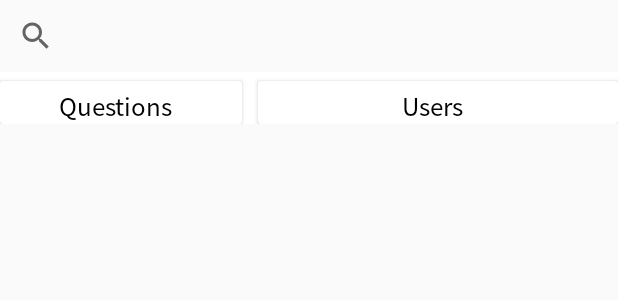
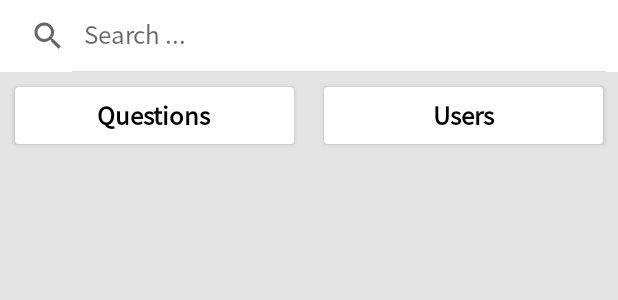
Before and after one commit to ETS-Android3/NQuire, an Android app: the layout activity_searchable.xml on its own in the app's theme, with its tools: preview values and no code run, on a phone screen of 412 x 824 dp. Shown: the top 300 px of the screen. Run offline under Robolectric (Android 15) with nearby library versions, the phone set to English and light mode, and no system bars.

Commit message:
Beta Version 0.3.0

```diff
--- a/app/src/main/res/layout/activity_searchable.xml
+++ b/app/src/main/res/layout/activity_searchable.xml
@@ -1,37 +1,36 @@
 <?xml version="1.0" encoding="utf-8"?>
-<androidx.appcompat.widget.LinearLayoutCompat xmlns:android="http://schemas.android.com/apk/res/android"
+<LinearLayout xmlns:android="http://schemas.android.com/apk/res/android"
     android:layout_width="match_parent"
     android:layout_height="match_parent"
     xmlns:app="http://schemas.android.com/apk/res-auto"
+    android:background="@color/light_grey"
     android:orientation="vertical">
 
 
 
     <SearchView
+        android:background="@color/white"
         android:id="@+id/search_toolbar"
         android:layout_width="match_parent"
         android:layout_height="wrap_content"
+        android:queryHint="Search ..."
         app:layout_constraintEnd_toEndOf="parent"
         app:layout_constraintStart_toStartOf="parent"
-        app:layout_constraintTop_toTopOf="parent" />
+        app:layout_constraintTop_toTopOf="parent"
+        android:iconifiedByDefault="false"/>
 
 
 
     <LinearLayout
         android:layout_width="match_parent"
         android:layout_height="wrap_content"
-        android:orientation="horizontal"
-        android:background="@color/white"
-        >
-
+        android:orientation="horizontal">
 
         <androidx.cardview.widget.CardView
             android:id="@+id/question_card_filter"
-        android:layout_width="wrap_content"
+            android:layout_width="match_parent"
             android:layout_height="wrap_content"
-        android:layout_marginTop="6dp"
-
-       android:layout_marginRight="5dp"
+            android:layout_margin="10dp"
             android:layout_weight="1">
 
             <LinearLayout
@@ -44,27 +43,24 @@
                     android:id="@+id/question_text"
                     android:layout_width="wrap_content"
                     android:layout_height="wrap_content"
-                android:layout_gravity="center|center_horizontal|center_vertical"
-                android:layout_marginLeft="12dp"
-                android:layout_marginTop="5dp"
-                android:layout_marginRight="15dp"
+                    android:layout_gravity="center"
                     android:text="Questions"
+                    android:textStyle="bold"
                     android:textColor="@color/black"
-                android:textSize="18sp" />
+                    android:textSize="18sp"
+                    android:padding="7dp"/>
             </LinearLayout>
         </androidx.cardview.widget.CardView>
 
         <androidx.cardview.widget.CardView
             android:id="@+id/user_card_filter"
-            android:layout_width="wrap_content"
+            android:layout_width="match_parent"
             android:layout_height="wrap_content"
-            android:layout_marginLeft="5dp"
-
-            android:layout_marginTop="6dp"
+            android:layout_margin="10dp"
             android:layout_weight="1">
 
             <LinearLayout
-                android:layout_width="182dp"
+                android:layout_width="match_parent"
                 android:layout_height="wrap_content"
                 android:layout_gravity="center"
                 android:background="@null"
@@ -75,12 +71,11 @@
                     android:layout_width="wrap_content"
                     android:layout_height="wrap_content"
                     android:layout_gravity="center"
-                    android:layout_marginLeft="12dp"
-                    android:layout_marginTop="5dp"
-                    android:layout_marginRight="15dp"
                     android:text="Users"
+                    android:textStyle="bold"
                     android:textColor="@color/black"
-                    android:textSize="18sp" />
+                    android:textSize="18sp"
+                    android:padding="7dp"/>
             </LinearLayout>
         </androidx.cardview.widget.CardView>
 
@@ -88,9 +83,10 @@
     </LinearLayout>
 
     <androidx.recyclerview.widget.RecyclerView
+        android:layout_marginTop="10dp"
         android:id="@+id/recyclerView"
         android:layout_width="match_parent"
         android:layout_height="wrap_content" />
 
 
-</androidx.appcompat.widget.LinearLayoutCompat>
+</LinearLayout>
--- a/app/src/main/res/layout/search_list_items.xml
+++ b/app/src/main/res/layout/search_list_items.xml
@@ -4,14 +4,15 @@
     android:layout_width="match_parent"
     android:layout_height="wrap_content"
     android:orientation="horizontal"
-    android:padding="10dp">
+    android:padding="10dp"
+    android:layout_marginBottom="5dp">
 
     <de.hdodenhof.circleimageview.CircleImageView
         android:id="@+id/profileImage"
         android:layout_width="55dp"
         android:layout_height="55dp"
         android:padding="2dp"
-        android:src="@mipmap/ic_launcher_round"
+        android:src="@drawable/ic_profile_pic"
         app:civ_border_color="@color/colorPrimaryDark"
         app:civ_border_width="1dp" />
 
```
Also changed, not shown: app/src/main/java/com/adityagunjal/sdl_project/ChatActivity.java (+1 -10 lines), app/src/main/java/com/adityagunjal/sdl_project/SearchableActivity.java (+57 -126 lines), app/src/main/java/com/adityagunjal/sdl_project/adapters/AdapterAnswer.java (+35 -6 lines), app/src/main/java/com/adityagunjal/sdl_project/adapters/AdapterSearchQuestion.java (+25 -17 lines), app/src/main/java/com/adityagunjal/sdl_project/adapters/AdapterSearchUser.java (+33 -52 lines), app/src/main/java/com/adityagunjal/sdl_project/models/ModelUser.java (+9 -1 lines), app/src/main/res/layout/search_list_questions.xml (+3 -4 lines), 2 other files. Lines whose indentation alone changed are shown as unchanged.
